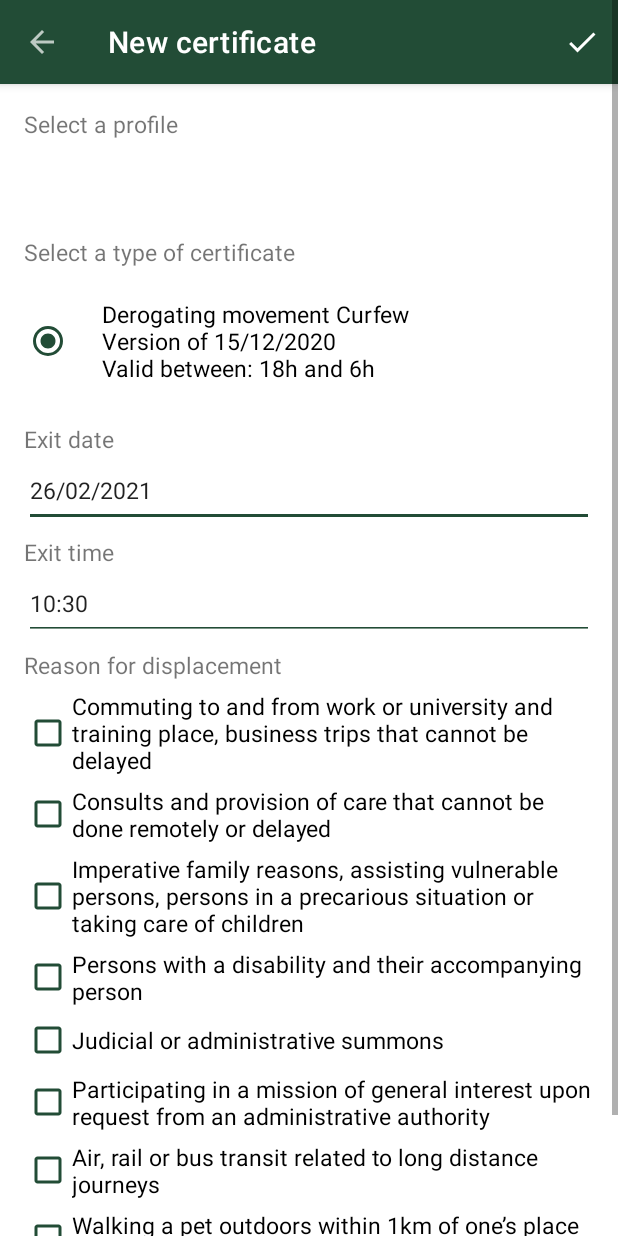
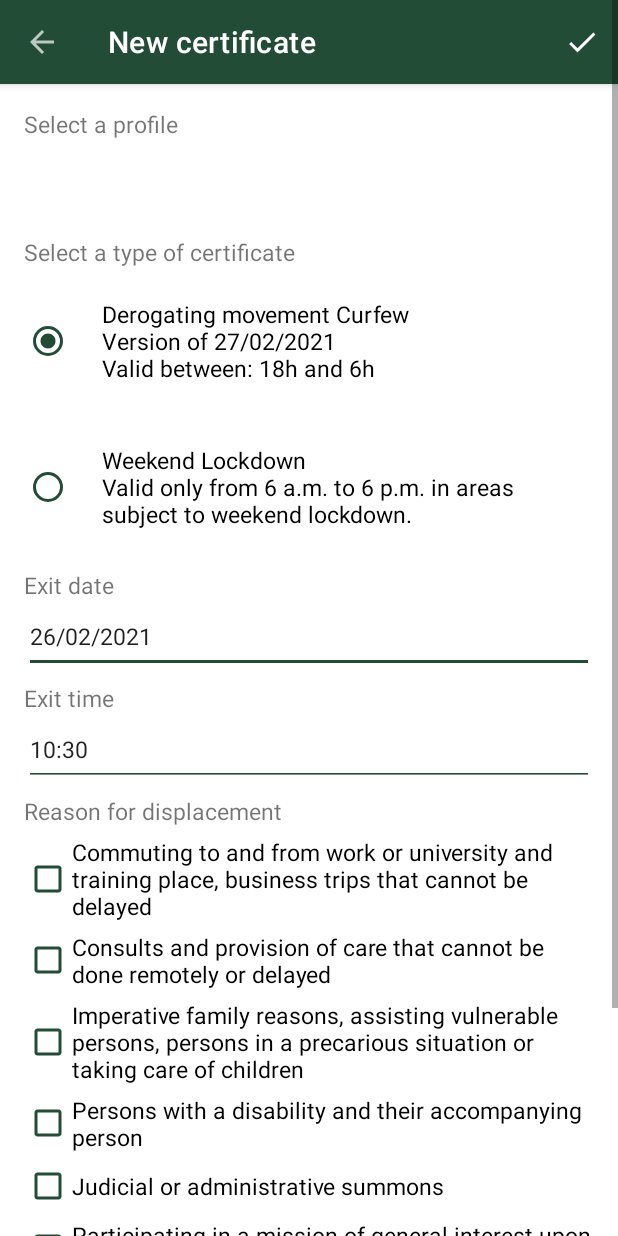
Before and after one commit to RENITI/AttestationsGenerator, an Android app: the AttestationCreateActivity screen opened directly, with no data from a screen before it, on a phone screen of 412 x 824 dp. Run offline under Robolectric (Android 15) with nearby library versions, the phone set to English and light mode, and no system bars; libraries missing offline, so code that uses them is left out: com.tom_roush.pdfbox, java.security.acl; pictures from the network do not load; 1 statement that could not run was skipped.

Commit message:
v4.3
- Updated PDF

```diff
--- a/app/build.gradle
+++ b/app/build.gradle
@@ -10,8 +10,8 @@ android {
         applicationId "fr.reniti.generator"
         minSdkVersion 19
         targetSdkVersion 29
-        versionCode 42
-        versionName "4.2"
+        versionCode 43
+        versionName "4.3"
         multiDexEnabled true
         testInstrumentationRunner "androidx.test.runner.AndroidJUnitRunner"
     }
--- a/app/src/main/java/fr/reniti/generator/storage/models/Reason.java
+++ b/app/src/main/java/fr/reniti/generator/storage/models/Reason.java
@@ -17,7 +17,7 @@ public enum Reason {
     MISSIONS("Missions", 252, "missions", R.id.activity_attestation_create_reason_missions, R.drawable.ic_baseline_engineering_16),
     ENFANTS("Enfants",228, "enfants", R.id.activity_attestation_create_reason_enfants, R.drawable.ic_baseline_escalator_warning_16);
 */
-    TRAVAIL(R.string.reason_travail, AttestationType.CONFINEMENT, 553, "travail", R.string.activity_attestation_create_reason_travail, R.drawable.ic_baseline_work_16),
+   /* TRAVAIL(R.string.reason_travail, AttestationType.CONFINEMENT, 553, "travail", R.string.activity_attestation_create_reason_travail, R.drawable.ic_baseline_work_16),
     ACHATS(R.string.reason_achats,AttestationType.CONFINEMENT, 482, "achats_culturel_cultuel", R.string.activity_attestation_create_reason_achats,R.drawable.ic_baseline_shopping_cart_16),
     SANTE(R.string.reason_sante,AttestationType.CONFINEMENT, 434, "sante",R.string.activity_attestation_create_reason_sante, R.drawable.ic_baseline_local_hospital_16),
     FAMILLE(R.string.reason_famille,AttestationType.CONFINEMENT, 410, "famille",R.string.activity_attestation_create_reason_famille, R.drawable.ic_baseline_family_restroom_16),
@@ -25,16 +25,22 @@ public enum Reason {
     SPORT_ANIMAUX(R.string.reason_sport_animaux,AttestationType.CONFINEMENT, 349, "sport_animaux", R.string.activity_attestation_create_reason_sport_animaux, R.drawable.ic_baseline_directions_bike_16),
     CONVOCATION(R.string.reason_convocation,AttestationType.CONFINEMENT, 276, "convocation",R.string.activity_attestation_create_reason_convocation, R.drawable.ic_baseline_assignment_16),
     MISSIONS(R.string.reason_missions,AttestationType.CONFINEMENT, 252, "missions", R.string.activity_attestation_create_reason_missions, R.drawable.ic_baseline_engineering_16),
-    ENFANTS(R.string.reason_enfants,AttestationType.CONFINEMENT,228, "enfants",  R.string.activity_attestation_create_reason_missions, R.drawable.ic_baseline_escalator_warning_16),
+    ENFANTS(R.string.reason_enfants,AttestationType.CONFINEMENT,228, "enfants",  R.string.activity_attestation_create_reason_missions, R.drawable.ic_baseline_escalator_warning_16),*/
 
-    CF_TRAVAIL(R.string.reason_travail, AttestationType.COUVRE_FEU, 540, "travail", R.string.activity_attestation_create_reason_cf_travail, R.drawable.ic_baseline_work_16_orange),
-    CF_SANTE(R.string.reason_sante, AttestationType.COUVRE_FEU, 508, "sante", R.string.activity_attestation_create_reason_cf_sante, R.drawable.ic_baseline_local_hospital_16_orange),
-    CF_FAMILLE(R.string.reason_famille, AttestationType.COUVRE_FEU, 474, "famille", R.string.activity_attestation_create_reason_cf_famille, R.drawable.ic_baseline_family_restroom_16_orange),
-    CF_HANDICAP(R.string.reason_handicap, AttestationType.COUVRE_FEU, 441, "handicap", R.string.activity_attestation_create_reason_cf_handicap, R.drawable.ic_baseline_accessible_16_orange),
-    CF_CONVOCATION(R.string.reason_convocation, AttestationType.COUVRE_FEU, 418, "convocation", R.string.activity_attestation_create_reason_cf_convocation, R.drawable.ic_baseline_assignment_16_orange),
-    CF_MISSIONS(R.string.reason_missions, AttestationType.COUVRE_FEU, 397, "missions", R.string.activity_attestation_create_reason_cf_missions, R.drawable.ic_baseline_engineering_16_orange),
-    CF_TRANSITS(R.string.reason_transits, AttestationType.COUVRE_FEU, 363, "transits", R.string.activity_attestation_create_reason_cf_transits, R.drawable.ic_baseline_train_16_orange),
-    CF_ANIMAUX(R.string.reason_animaux, AttestationType.COUVRE_FEU, 330, "animaux", R.string.activity_attestation_create_reason_cf_animaux, R.drawable.ic_baseline_pets_16_orange);
+    CF_TRAVAIL(R.string.reason_travail, AttestationType.COUVRE_FEU, 579, "travail", R.string.activity_attestation_create_reason_cf_travail, R.drawable.ic_baseline_work_16_orange),
+    CF_SANTE(R.string.reason_sante, AttestationType.COUVRE_FEU, 546, "sante", R.string.activity_attestation_create_reason_cf_sante, R.drawable.ic_baseline_local_hospital_16_orange),
+    CF_FAMILLE(R.string.reason_famille, AttestationType.COUVRE_FEU, 512, "famille", R.string.activity_attestation_create_reason_cf_famille, R.drawable.ic_baseline_family_restroom_16_orange),
+    CF_HANDICAP(R.string.reason_handicap, AttestationType.COUVRE_FEU, 478, "handicap", R.string.activity_attestation_create_reason_cf_handicap, R.drawable.ic_baseline_accessible_16_orange),
+    CF_CONVOCATION(R.string.reason_convocation, AttestationType.COUVRE_FEU, 459, "judiciaire", R.string.activity_attestation_create_reason_cf_convocation, R.drawable.ic_baseline_assignment_16_orange),
+    CF_MISSIONS(R.string.reason_missions, AttestationType.COUVRE_FEU, 438, "missions", R.string.activity_attestation_create_reason_cf_missions, R.drawable.ic_baseline_engineering_16_orange),
+    CF_TRANSITS(R.string.reason_transits, AttestationType.COUVRE_FEU, 404, "transits", R.string.activity_attestation_create_reason_cf_transits, R.drawable.ic_baseline_train_16_orange),
+    CF_ANIMAUX(R.string.reason_animaux, AttestationType.COUVRE_FEU, 370, "animaux", R.string.activity_attestation_create_reason_cf_animaux, R.drawable.ic_baseline_pets_16_orange),
+
+    CONF_WE_COURSES(R.string.reason_courses, AttestationType.CONFINEMENT_WEEKEND, 304, "courses", R.string.activity_attestation_create_reason_conf_courses, R.drawable.ic_baseline_shopping_cart_16),
+    CONF_WE_SPORT(R.string.reason_sport, AttestationType.CONFINEMENT_WEEKEND, 261, "sport", R.string.activity_attestation_create_reason_conf_sport, R.drawable.ic_baseline_directions_bike_16),
+    CONF_WE_RASSEMBLEMENTS(R.string.reason_rassemblements, AttestationType.CONFINEMENT_WEEKEND, 190,"rassemblement",  R.string.activity_attestation_create_reason_conf_rassemblements, R.drawable.ic_baseline_people_16),
+    CONF_WE_DEMARCHES(R.string.reason_demarches, AttestationType.CONFINEMENT_WEEKEND,  145, "demarche",R.string.activity_attestation_create_reason_conf_demarches, R.drawable.ic_baseline_account_balance_16);
+
     @Expose(serialize = false, deserialize = false)
     private final int displayName;
 
--- a/app/src/main/java/fr/reniti/generator/utils/Utils.java
+++ b/app/src/main/java/fr/reniti/generator/utils/Utils.java
@@ -44,8 +44,6 @@ public class Utils {
 
     public static final SimpleDateFormat DATE_FORMAT = new SimpleDateFormat("dd/MM/yyyy");
     public static final SimpleDateFormat HOUR_FORMAT = new SimpleDateFormat("HH:mm");
-    //public static final Reason[] DEFAULT_REASONS = new Reason[] {Reason.ACHATS, Reason.TRAVAIL, Reason.SPORT_ANIMAUX};
-
 
     public static int dpToPx(int dp) {
         return (int) (dp * Resources.getSystem().getDisplayMetrics().density);
@@ -157,12 +155,12 @@ public class Utils {
 
             ByteArrayOutputStream outputStream = new ByteArrayOutputStream();
 
-            Bitmap smallQr = attestation.getQRCode(92);
+            Bitmap smallQr = attestation.getQRCode(82);
             smallQr.compress(Bitmap.CompressFormat.JPEG, 100, outputStream);
             PDImageXObject pdImage = new PDImageXObject(document, new ByteArrayInputStream(outputStream.toByteArray()), COSName.DCT_DECODE, smallQr.getWidth(), smallQr.getHeight(), 8, PDDeviceRGB.INSTANCE);
             outputStream.close();
 
-            content.drawImage(pdImage,page.getMediaBox().getWidth() - 156, 25, 92, 92);
+            content.drawImage(pdImage,page.getMediaBox().getWidth() - 107, 660, 82, 82);
 
             content.close();
 
--- /dev/null
+++ b/app/src/main/res/drawable/ic_baseline_account_balance_16.xml
@@ -0,0 +1,9 @@
+<vector android:height="16dp" android:tint="#224C36"
+    android:viewportHeight="24" android:viewportWidth="24"
+    android:width="16dp" xmlns:android="http://schemas.android.com/apk/res/android">
+    <path android:fillColor="@android:color/white" android:pathData="M4,10h3v7h-3z"/>
+    <path android:fillColor="@android:color/white" android:pathData="M10.5,10h3v7h-3z"/>
+    <path android:fillColor="@android:color/white" android:pathData="M2,19h20v3h-20z"/>
+    <path android:fillColor="@android:color/white" android:pathData="M17,10h3v7h-3z"/>
+    <path android:fillColor="@android:color/white" android:pathData="M12,1l-10,5l0,2l20,0l0,-2z"/>
+</vector>
--- /dev/null
+++ b/app/src/main/res/drawable/ic_baseline_people_16.xml
@@ -0,0 +1,5 @@
+<vector android:height="16dp" android:tint="#224C36"
+    android:viewportHeight="24" android:viewportWidth="24"
+    android:width="16dp" xmlns:android="http://schemas.android.com/apk/res/android">
+    <path android:fillColor="@android:color/white" android:pathData="M16,11c1.66,0 2.99,-1.34 2.99,-3S17.66,5 16,5c-1.66,0 -3,1.34 -3,3s1.34,3 3,3zM8,11c1.66,0 2.99,-1.34 2.99,-3S9.66,5 8,5C6.34,5 5,6.34 5,8s1.34,3 3,3zM8,13c-2.33,0 -7,1.17 -7,3.5L1,19h14v-2.5c0,-2.33 -4.67,-3.5 -7,-3.5zM16,13c-0.29,0 -0.62,0.02 -0.97,0.05 1.16,0.84 1.97,1.97 1.97,3.45L17,19h6v-2.5c0,-2.33 -4.67,-3.5 -7,-3.5z"/>
+</vector>
--- a/app/src/main/res/values/strings.xml
+++ b/app/src/main/res/values/strings.xml
@@ -112,15 +112,18 @@
     <string name="notification_channel_name">Certificate creation</string>
 
     <!-- Confinement -->
-    <string name="activity_attestation_create_reason_travail">Commuting to and from work or university and training places, for a competition or an exam, business trips that cannot be delayed</string>
+    <!--<string name="activity_attestation_create_reason_travail">Commuting to and from work or university and training places, for a competition or an exam, business trips that cannot be delayed</string>
     <string name="activity_attestation_create_reason_achats">Running necessary errands to purchase items for professional activity, or basic commodities  available in the businesses allowed to provide service, order withdrawal or home deliveries</string>
     <string name="activity_attestation_create_reason_sante">Consults and provision of care that cannot be done remotely, medication purchase</string>
     <string name="activity_attestation_create_reason_famille">Imperative family reasons, assisting vulnerable persons, persons in a precarious situation or taking care of children.</string>
     <string name="activity_attestation_create_reason_handicap">Persons with a disability and their accompanying person</string>
     <string name="activity_attestation_create_reason_sport_animaux">Outdoor activities to practice sport individually or for leisure (collective physical activity and proximity to others are not allowed), with no change in the place of residence,  walking out with only the people living in the same household or walking out a pet, within 20km of one’s place of residence and for three hours per day</string>
     <string name="activity_attestation_create_reason_convocation">Judicial or administrative summons; appointment to public service offices</string>
-    <string name="activity_attestation_create_reason_missions">Participating in a mission of general interest upon request from an administrative authority</string>
+    <string name="activity_attestation_create_reason_missions">Participating in a mission of general interest upon request from an administrative authority</string>-->
 
+
+
+    <!-- TODO / Verifier les traductions -->
 
     <!-- Couvre-feu -->
     <string name="activity_attestation_create_reason_cf_travail">Commuting to and from work or university and training place, business trips that cannot be delayed</string>
@@ -131,6 +134,18 @@
     <string name="activity_attestation_create_reason_cf_missions">Participating in a mission of general interest upon request from an administrative authority</string>
     <string name="activity_attestation_create_reason_cf_transits">Air, rail or bus transit related to long distance journeys</string>
     <string name="activity_attestation_create_reason_cf_animaux">Walking a pet outdoors within 1km of one’s place of residence and for a brief amount of time</string>
+
+    <!-- Confinement Week end -->
+    <string name="activity_attestation_create_reason_conf_courses">Trips to make purchases of supplies necessary for professional activity, purchases of basic necessities, withdrawals of orders, home deliveries, as well as for removals</string>
+    <string name="activity_attestation_create_reason_conf_sport">Short journeys, within the limit of one hour per day and within a maximum radius of five kilometres around the home, linked either to the individual physical activity of the persons, excluding any collective sporting practice and any proximity with other persons, or to a walk with only the persons grouped together in the same home</string>
+    <string name="activity_attestation_create_reason_conf_rassemblements">Travel to or from a place of worship, participation in gatherings, meetings or activities on the public highway or in a place open to the public which are not prohibited under Article 3</string>
+    <string name="activity_attestation_create_reason_conf_demarches">Travel to go to a public service or to a legal professional\'s office for an act or procedure that cannot be carried out remotely</string>
+
+    <string name="reason_courses">Shopping</string>
+    <string name="reason_sport">Sport</string>
+    <string name="reason_rassemblements">Authorised meetings</string>
+    <string name="reason_demarches">Administrative or legal steps</string>
+
 
 
     <!-- Reasons display name -->
@@ -152,7 +167,10 @@
     <string name="attestation_type_confinement">Derogating movement Lockdown</string>
     <string name="attestation_type_couvrefeu">Derogating movement Curfew</string>
     <string name="attestation_type_confinement_extra">Version of 28/11/2020</string>
-    <string name="attestation_type_couvrefeu_extra">Version of 15/12/2020\nValid between: 18h and 6h</string>
+    <string name="attestation_type_couvrefeu_extra">Version of 27/02/2021\nValid between: 18h and 6h</string>
     <string name="attestation_type_not_available">This type of certificate is not available at the moment.</string>
 
+    <string name="attestation_type_confinement_weekend_shortname">Weekend Lockdown</string>
+    <string name="attestation_type_confinement_weekend">Weekend Lockdown</string>
+    <string name="attestation_type_confinement_weekend_extra">Valid only from 6 a.m. to 6 p.m. in areas subject to weekend lockdown.</string>
 </resources>
```
Also changed, not shown: app/src/main/java/fr/reniti/generator/storage/models/AttestationType.java (+17 -6 lines), 2 other files.
